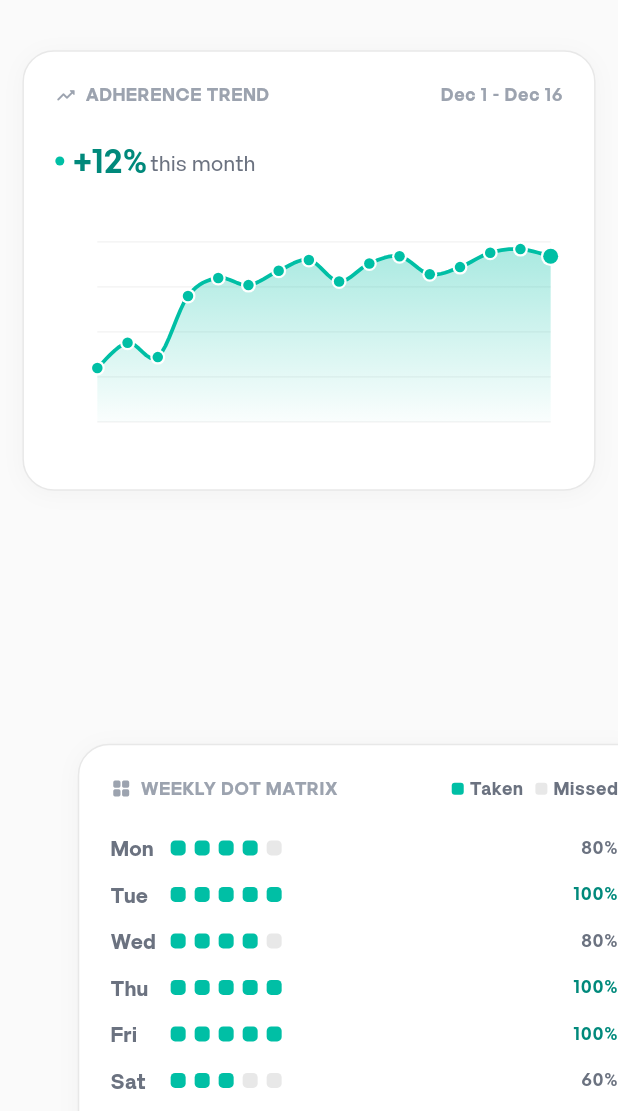
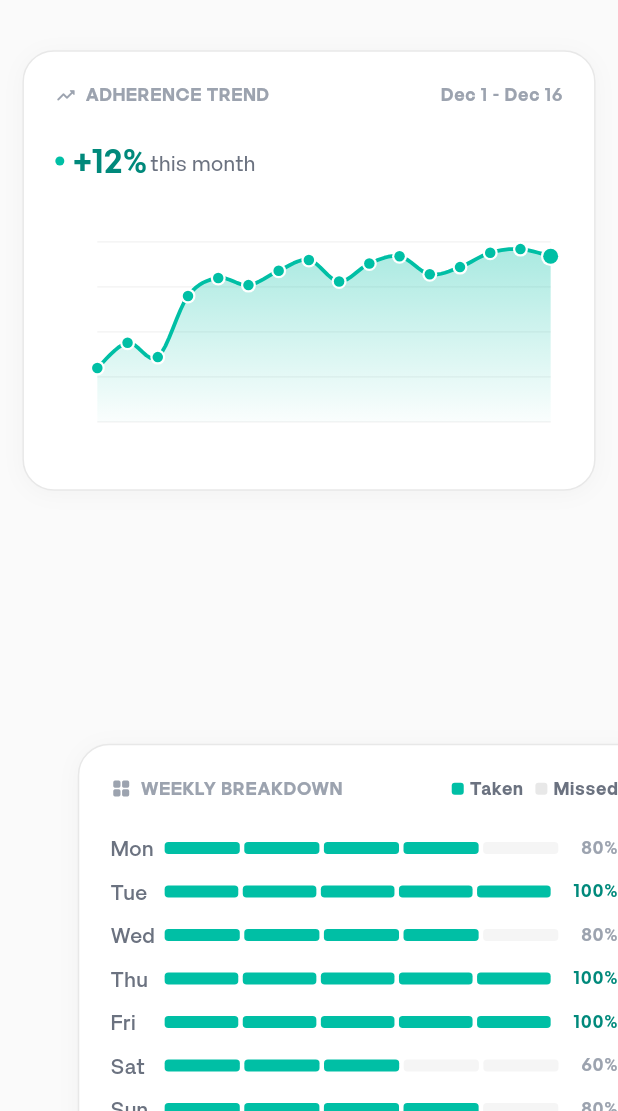
Before and after one commit to matra-dev/Matra, a Flutter app: the InsightsScreen screen opened directly, after a tap on "Trends", on a phone screen of 412 x 824 dp, the part 125-1236 px from its top. Run offline on Flutter 3.47's test engine with Material 3 defaults, Android fonts, the phone set to English and light mode, and no system bars; drawn by our look-alikes of flutter_animate; our stand-ins replace dio, fl_chart, flutter_riverpod, shared_preferences, vibration; accounts and stored records are empty.

Commit message:
July 15 Back End New

```diff
--- a/lib/screens/insights_screen.dart
+++ b/lib/screens/insights_screen.dart
@@ -708,7 +708,7 @@ class _InsightsScreenState extends State<InsightsScreen>
                     ),
                     SizedBox(width: GR.xs + 2),
                     Text(
-                      'WEEKLY DOT MATRIX',
+                      'WEEKLY BREAKDOWN',
                       style: AppTextStyles.caption(context),
                     ),
                     const Spacer(),
@@ -2045,54 +2045,54 @@ class _InsightsScreenState extends State<InsightsScreen>
         final isHigh = adherence >= 90;
 
         return Padding(
-          padding:
-              EdgeInsets.only(bottom: i == weekData.length - 1 ? 0 : GR.sm + 2),
+          padding: EdgeInsets.only(bottom: i == weekData.length - 1 ? 0 : 8),
           child: Row(
             children: [
               SizedBox(
-                width: 40,
+                width: 36,
                 child: Text(
                   d['day'] as String,
-                  style:
-                      AppTextStyles.bodySmall(context, weight: FontWeight.w600),
-                ),
-              ),
-              // Dot matrix for this day
-              Row(
+                  style: AppTextStyles.bodySmall(context, weight: FontWeight.w500),
+                ),
+              ),
+              Expanded(
+                child: Row(
                   children: List.generate(total, (dotIndex) {
                     final isTaken = dotIndex < taken;
-                  return Container(
-                    width: 10,
-                    height: 10,
-                    margin: EdgeInsets.only(right: GR.xs + 2),
-                    decoration: BoxDecoration(
-                      color: isTaken ? tc.accent : tc.border,
-                      borderRadius: BorderRadius.circular(3),
+                    return Expanded(
+                      child: Container(
+                        height: 8,
+                        margin: const EdgeInsets.only(right: 3),
+                        decoration: BoxDecoration(
+                          color: isTaken ? tc.accent : tc.surface,
+                          borderRadius: BorderRadius.circular(2.5),
                         ),
                       )
                           .animate(controller: _entranceCtrl)
                           .fadeIn(
                             delay: Duration(
-                            milliseconds: 1000 + i * 80 + dotIndex * 30),
-                        duration: 200.ms,
+                                milliseconds: 1000 + i * 60 + dotIndex * 25),
+                            duration: 180.ms,
                           )
                           .scale(
                             begin: const Offset(0.0, 0.0),
                             end: const Offset(1.0, 1.0),
                             delay: Duration(
-                            milliseconds: 1000 + i * 80 + dotIndex * 30),
-                        duration: 200.ms,
+                                milliseconds: 1000 + i * 60 + dotIndex * 25),
+                            duration: 180.ms,
                             curve: Curves.easeOutBack,
+                          ),
                     );
                   }),
                 ),
-              const Spacer(),
+              ),
+              SizedBox(width: 12),
               Text(
                 '$adherence%',
                 style: AppTextStyles.caption(
                   context,
-                  weight: FontWeight.w700,
-                  color: isHigh ? tc.accentDark : tc.textSecondary,
+                  weight: FontWeight.w600,
+                  color: isHigh ? tc.accentDark : tc.textMuted,
                 ),
               ),
             ],
@@ -2105,37 +2105,53 @@ class _InsightsScreenState extends State<InsightsScreen>
   // ─── 30-Day Streak Grid ────────────────────────────────────────────────────
   Widget _buildStreakGrid(BuildContext context) {
     final tc = ThemeColors.of(context);
-    // 30 days of adherence data (true = all taken, false = some missed)
     final streakData = [
-      true, true, false, true, true, true, true, // week 1
-      true, true, true, true, false, true, true, // week 2
-      true, true, true, true, true, true, true, // week 3
-      true, false, true, true, true, true, true, // week 4
-      true, true, true, // remaining
+      true, true, false, true, true, true, true,
+      true, true, true, true, false, true, true,
+      true, true, true, true, true, true, true,
+      true, false, true, true, true, true, true,
+      true, true, true,
     ];
+
+    final rows = <List<bool>>[];
+    for (int r = 0; r < 5; r++) {
+      final row = <bool>[];
+      for (int c = 0; c < 6; c++) {
+        final idx = r * 6 + c;
+        if (idx < streakData.length) row.add(streakData[idx]);
+      }
+      rows.add(row);
+    }
 
     return Column(
       crossAxisAlignment: CrossAxisAlignment.start,
       children: [
-        // Day labels (1-30 as a compact grid)
-        Wrap(
-          spacing: GR.xs + 2,
-          runSpacing: GR.xs + 2,
-          children: streakData.asMap().entries.map((entry) {
-            final i = entry.key;
-            final isPerfect = entry.value;
-            final dayNum = i + 1;
-
-            return Container(
-              width: 32,
+        ...rows.asMap().entries.map((rowEntry) {
+          final rowIdx = rowEntry.key;
+          final rowDays = rowEntry.value;
+          return Padding(
+            padding: EdgeInsets.only(bottom: rowIdx < rows.length - 1 ? 4 : 0),
+            child: Row(
+              children: rowDays.asMap().entries.map((dayEntry) {
+                final dayIdx = dayEntry.key;
+                final isPerfect = dayEntry.value;
+                final dayNum = rowIdx * 6 + dayIdx + 1;
+                final globalIdx = dayNum - 1;
+
+                return Expanded(
+                  child: Container(
                     height: 32,
-              decoration: BoxDecoration(
-                color:
-                    isPerfect ? tc.accent.withValues(alpha: 0.12) : tc.surface,
-                borderRadius: BorderRadius.circular(GR.radiusSm),
+                    margin: EdgeInsets.only(
+                        right: dayIdx < rowDays.length - 1 ? 4 : 0),
+                    decoration: BoxDecoration(
+                      color: isPerfect
+                          ? tc.accent.withValues(alpha: 0.1)
+                          : tc.surface,
+                      borderRadius: BorderRadius.circular(6),
                       border: Border.all(
-                  color:
-                      isPerfect ? tc.accent.withValues(alpha: 0.3) : tc.border,
+                        color: isPerfect
+                            ? tc.accent.withValues(alpha: 0.2)
+                            : tc.border,
                       ),
                     ),
                     child: Center(
@@ -2143,7 +2159,7 @@ class _InsightsScreenState extends State<InsightsScreen>
                         '$dayNum',
                         style: AppTextStyles.caption(
                           context,
-                    weight: FontWeight.w600,
+                          weight: FontWeight.w500,
                           color: isPerfect ? tc.accentDark : tc.textMuted,
                         ),
                       ),
@@ -2151,94 +2167,56 @@ class _InsightsScreenState extends State<InsightsScreen>
                   )
                       .animate(controller: _entranceCtrl)
                       .fadeIn(
-                  delay: Duration(milliseconds: 1200 + i * 25),
+                        delay: Duration(milliseconds: 1200 + globalIdx * 25),
                         duration: 200.ms,
                       )
                       .scale(
                         begin: const Offset(0.5, 0.5),
                         end: const Offset(1.0, 1.0),
-                  delay: Duration(milliseconds: 1200 + i * 25),
+                        delay: Duration(milliseconds: 1200 + globalIdx * 25),
                         duration: 200.ms,
                         curve: Curves.easeOutBack,
+                      ),
                 );
               }).toList(),
             ),
+          );
+        }),
+
         SizedBox(height: GR.md),
-        // Summary row
+
         Row(
           children: [
             Expanded(
-              child: Container(
-                padding: EdgeInsets.all(GR.md),
-                decoration: BoxDecoration(
-                  color: tc.surface,
-                  borderRadius: BorderRadius.circular(GR.radiusMd),
-                ),
-                child: Column(
-                  children: [
-                    Text(
-                      '24',
-                      style: AppTextStyles.h2(context, color: tc.accentDark),
-                    ),
-                    SizedBox(height: GR.xs - 2),
-                    Text(
-                      'Perfect days',
-                      style: AppTextStyles.caption(context,
-                          color: tc.textSecondary),
-                    ),
-                  ],
-                ),
-              ),
+              child: _buildStatItem(context, '24', 'Perfect', tc.accentDark),
             ),
             SizedBox(width: GR.sm),
             Expanded(
-              child: Container(
-                padding: EdgeInsets.all(GR.md),
-                decoration: BoxDecoration(
-                  color: tc.surface,
-                  borderRadius: BorderRadius.circular(GR.radiusMd),
-                ),
-                child: Column(
-                  children: [
-                    Text(
-                      '6',
-                      style: AppTextStyles.h2(context, color: tc.textSecondary),
-                    ),
-                    SizedBox(height: GR.xs - 2),
-                    Text(
-                      'Missed doses',
-                      style: AppTextStyles.caption(context,
-                          color: tc.textSecondary),
-                    ),
-                  ],
-                ),
-              ),
+              child: _buildStatItem(context, '6', 'Missed', tc.textSecondary),
             ),
             SizedBox(width: GR.sm),
             Expanded(
-              child: Container(
-                padding: EdgeInsets.all(GR.md),
-                decoration: BoxDecoration(
-                  color: tc.surface,
-                  borderRadius: BorderRadius.circular(GR.radiusMd),
-                ),
-                child: Column(
-                  children: [
-                    Text(
-                      '80%',
-                      style: AppTextStyles.h2(context, color: tc.textPrimary),
-                    ),
-                    SizedBox(height: GR.xs - 2),
-                    Text(
-                      'Adherence',
-                      style: AppTextStyles.caption(context,
-                          color: tc.textSecondary),
-                    ),
-                  ],
-                ),
-              ),
-            ),
-          ],
+              child: _buildStatItem(context, '80%', 'Adherence', tc.textPrimary),
+            ),
+          ],
+        ),
+      ],
+    );
+  }
+
+  Widget _buildStatItem(BuildContext context, String value, String label, Color valueColor) {
+    final tc = ThemeColors.of(context);
+    return Column(
+      crossAxisAlignment: CrossAxisAlignment.start,
+      children: [
+        Text(
+          value,
+          style: AppTextStyles.h3(context, color: valueColor),
+        ),
+        SizedBox(height: 2),
+        Text(
+          label,
+          style: AppTextStyles.caption(context, color: tc.textSecondary),
         ),
       ],
     );
```
Lines whose indentation alone changed are shown as unchanged.
